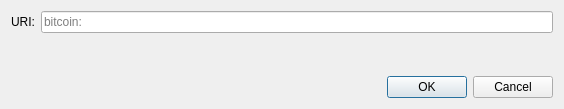
Qt form src/qt/forms/openuridialog.ui (GumFruit/cpuchain) before a commit.
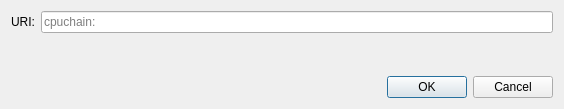
The same form after that commit. Custom widgets are drawn as their Qt base class.

Commit message: Rename to cpuchain

```diff
--- a/src/qt/forms/openuridialog.ui
+++ b/src/qt/forms/openuridialog.ui
@@ -26,7 +26,7 @@
      <item>
       <widget class="QValidatedLineEdit" name="uriEdit">
        <property name="placeholderText">
-        <string notr="true">bitcoin:</string>
+        <string notr="true">cpuchain:</string>
        </property>
       </widget>
      </item>
```
Left out of the diff: 2 changed lines with no effect on the pictures. The commit also changes 230 other files.
